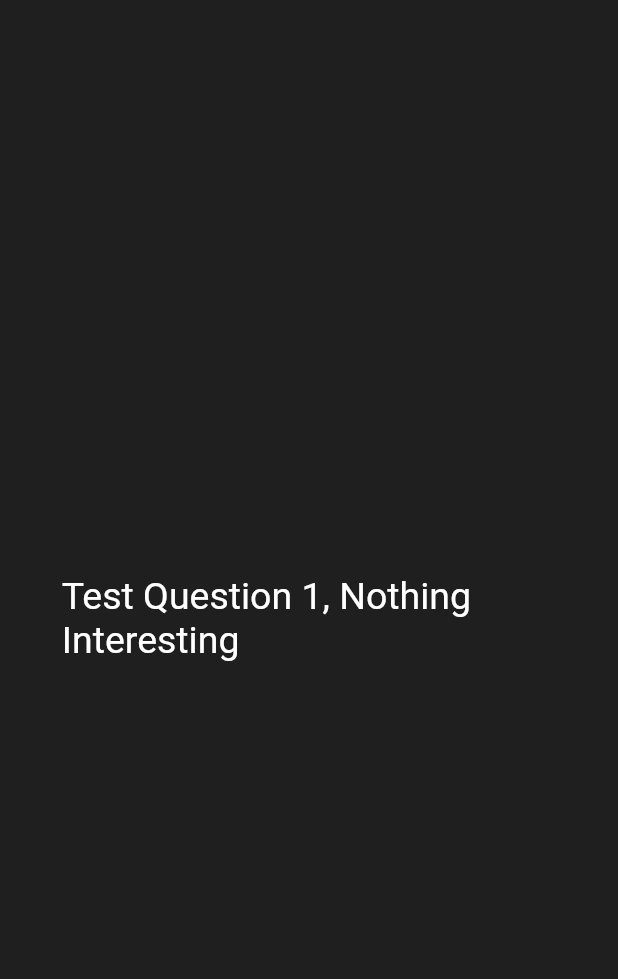
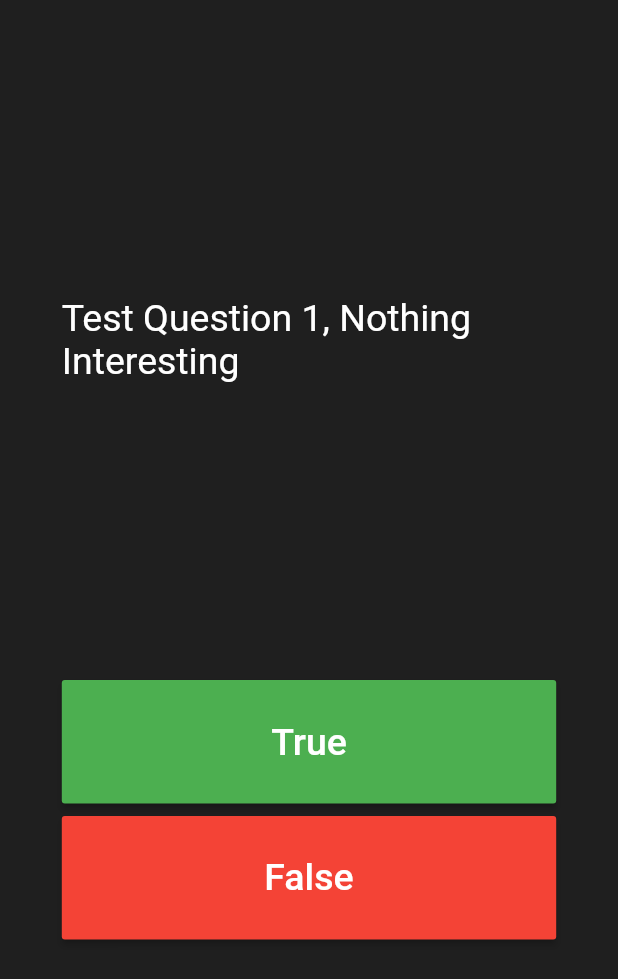
Before and after one commit to WilfredNjeunwi/FlutterLearn, a Flutter app: the screen it shows after launch, on a phone screen of 412 x 824 dp. Shown: the top 979 px of the screen. Run offline on Flutter 3.47's test engine with Material 2 defaults, Android fonts, the phone set to English and light mode, and no system bars; Roboto replaces fonts that are missing (ArchitectsDaughter).

Commit message:
added true or false button

```diff
--- a/triva/lib/pages/game_page.dart
+++ b/triva/lib/pages/game_page.dart
@@ -28,13 +28,54 @@
       crossAxisAlignment: CrossAxisAlignment.center,
       children: [
         _questionText(),
+        Column(
+          children: [
+            _trueButton(),
+            SizedBox(
+              height: _deviceHeight! * 0.01,
+            ),
+            _falseButton(),
+          ],
+        )
       ],
     );
   }
 
   Widget _questionText() {
-    return Text("Test Question 1, Nothing Interesting",
+    return const Text("Test Question 1, Nothing Interesting",
         style: TextStyle(
             color: Colors.white, fontSize: 25, fontWeight: FontWeight.w400));
   }
+
+  Widget _trueButton() {
+    return MaterialButton(
+      onPressed: () {},
+      color: Colors.green,
+      minWidth: _deviceWidth! * 0.8,
+      height: _deviceHeight! * 0.1,
+      child: const Text(
+        "True",
+        style: TextStyle(
+          color: Colors.white,
+          fontSize: 25,
+        ),
+      ),
+    );
+  }
+
+  Widget _falseButton() {
+    return MaterialButton(
+      onPressed: () {},
+      color: Colors.red,
+      minWidth: _deviceWidth! * 0.8,
+      height: _deviceHeight! * 0.1,
+      child: const Text(
+        "False",
+        style: TextStyle(
+          color: Colors.white,
+          fontSize: 25,
+        ),
+      ),
+    );
+  }
 }
```
